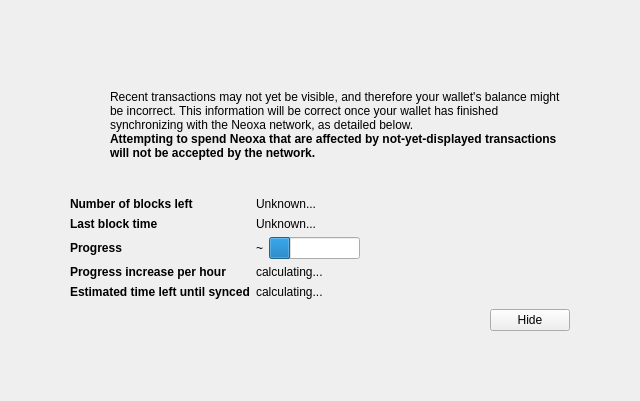
SmartMemeCoin/SMARTMEME-source, file src/qt/forms/modaloverlay.ui: the form before one commit.
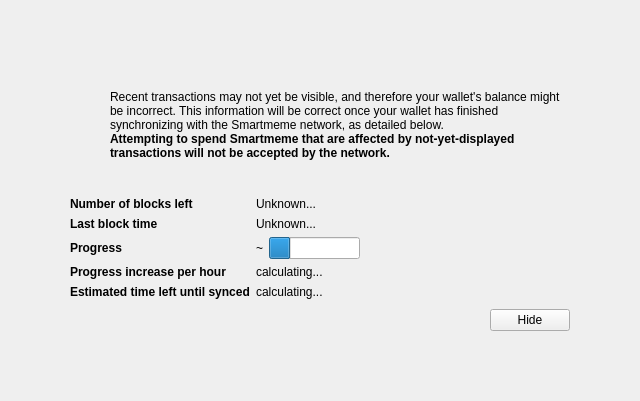
The form after the commit. Icons and pictures are not drawn. Custom widgets are drawn as their Qt base class.

What changed in the file:
```diff
--- a/src/qt/forms/modaloverlay.ui
+++ b/src/qt/forms/modaloverlay.ui
@@ -128,7 +128,7 @@
              <item>
               <widget class="QLabel" name="infoText">
                <property name="text">
-                <string>Recent transactions may not yet be visible, and therefore your wallet's balance might be incorrect. This information will be correct once your wallet has finished synchronizing with the Neoxa network, as detailed below.</string>
+                <string>Recent transactions may not yet be visible, and therefore your wallet's balance might be incorrect. This information will be correct once your wallet has finished synchronizing with the Smartmeme network, as detailed below.</string>
                </property>
                <property name="textFormat">
                 <enum>Qt::RichText</enum>
@@ -147,7 +147,7 @@
                 </font>
                </property>
                <property name="text">
-                <string>Attempting to spend Neoxa that are affected by not-yet-displayed transactions will not be accepted by the network.</string>
+                <string>Attempting to spend Smartmeme that are affected by not-yet-displayed transactions will not be accepted by the network.</string>
                </property>
                <property name="textFormat">
                 <enum>Qt::RichText</enum>
```
